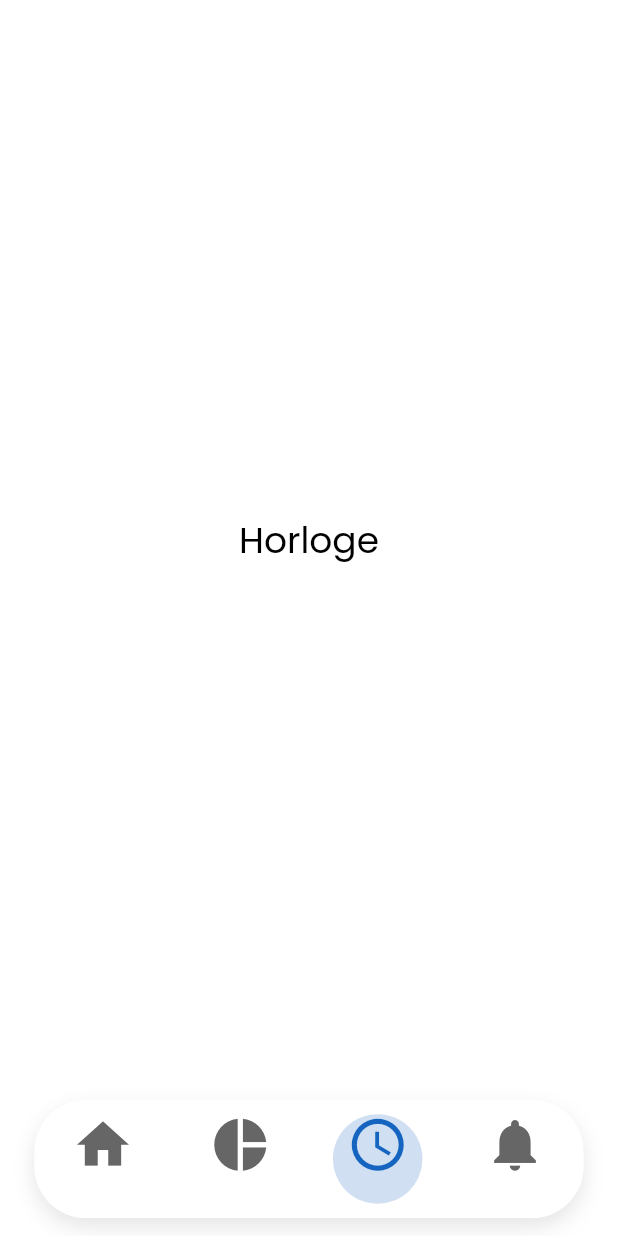
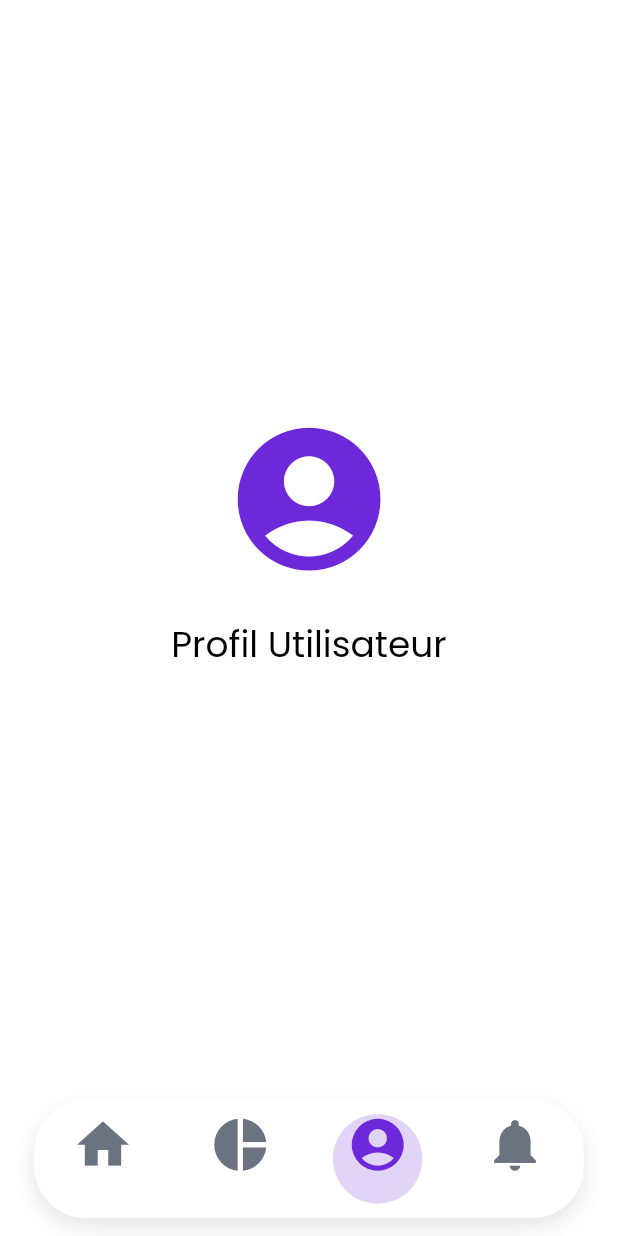
Before and after one commit to WassimBlilita7/Dz-Freelancer-Mobile, a Flutter app: the HomeScreen screen opened by its route, item 3 of the bottom bar chosen, on a phone screen of 412 x 824 dp. Run offline on Flutter 3.47's test engine with Material 3 defaults, Android fonts, the phone set to English and light mode, and no system bars; drawn by our look-alikes of flutter_animate; our stand-ins replace flex_color_scheme, flutter_screenutil, shared_preferences, smooth_page_indicator; accounts and stored records are empty; statements that could not run were skipped.

Commit message:
ajouter icon de utilisateur

```diff
--- a/lib/core/models/nav_item.dart
+++ b/lib/core/models/nav_item.dart
@@ -13,7 +13,7 @@ class NavItem {
     return [
       NavItem(icon: Icons.home, index: 0),
       NavItem(icon: Icons.pie_chart, index: 1),
-      NavItem(icon: Icons.access_time, index: 2),
+      NavItem(icon: Icons.account_circle, index: 2),
       NavItem(icon: Icons.notifications, index: 3),
     ];
   }
--- a/lib/core/themes/app_theme.dart
+++ b/lib/core/themes/app_theme.dart
@@ -4,7 +4,7 @@ import 'package:flutter/material.dart';
 class AppTheme {
   static ThemeData lightTheme() {
     return FlexThemeData.light(
-      scheme: FlexScheme.deepBlue,
+      scheme: FlexScheme.deepBlue, // Base pour les autres couleurs
       surfaceMode: FlexSurfaceMode.levelSurfacesLowScaffold,
       blendLevel: 7,
       appBarStyle: FlexAppBarStyle.primary,
@@ -19,8 +19,9 @@ class AppTheme {
       useMaterial3: true,
       swapLegacyOnMaterial3: true,
       // Personnalisation des couleurs spécifiques
-      primary: const Color(0xFF1565C0), // primaryBlue
-      secondary: const Color(0xFF666666), // textLightGrey pour les éléments non sélectionnés
+      primary: const Color(0xFF6D28D9), // Violet foncé pour les icônes sélectionnées
+      secondary: const Color(0xFF6B7280), // Gris pour les icônes non sélectionnées
+      surface: const Color(0xFFFFFFFF), // Fond blanc pour la navbar
       error: const Color(0xFFE74C3C), // errorRed
       fontFamily: 'Poppins',
     );
@@ -42,8 +43,9 @@ class AppTheme {
       useMaterial3: true,
       swapLegacyOnMaterial3: true,
       // Personnalisation des couleurs spécifiques
-      primary: const Color(0xFF1565C0), // primaryBlue
-      secondary: const Color(0xFF666666), // textLightGrey pour les éléments non sélectionnés
+      primary: const Color(0xFF6D28D9), // Violet foncé pour les icônes sélectionnées
+      secondary: const Color(0xFF6B7280), // Gris pour les icônes non sélectionnées
+      surface: const Color(0xFF1F2937), // Gris foncé pour le fond en mode sombre
       error: const Color(0xFFE74C3C), // errorRed
       fontFamily: 'Poppins',
     );
--- a/lib/core/widgets/animated_bottom_nav_bar.dart
+++ b/lib/core/widgets/animated_bottom_nav_bar.dart
@@ -19,7 +19,7 @@ class AnimatedBottomNavBar extends StatelessWidget {
       margin: EdgeInsets.symmetric(horizontal: 20.w, vertical: 10.h),
       padding: EdgeInsets.symmetric(vertical: 8.h),
       decoration: BoxDecoration(
-        color: Theme.of(context).navigationBarTheme.backgroundColor ?? Theme.of(context).colorScheme.surface,
+        color: Theme.of(context).colorScheme.surface, // Fond blanc ou gris foncé selon le thème
         borderRadius: BorderRadius.circular(30.r),
         boxShadow: [
           BoxShadow(
@@ -100,8 +100,8 @@ class _NavBarItemState extends State<NavBarItem> with SingleTickerProviderStateM
       widget.item.icon,
       size: 28.sp,
       color: widget.isSelected
-          ? Theme.of(context).colorScheme.primary
-          : Theme.of(context).colorScheme.secondary,
+          ? Theme.of(context).colorScheme.primary // Violet foncé pour l'icône sélectionnée
+          : Theme.of(context).colorScheme.secondary, // Gris pour les icônes non sélectionnées
     )
         .animate(controller: _controller)
         .scaleXY(
@@ -143,7 +143,7 @@ class _NavBarItemState extends State<NavBarItem> with SingleTickerProviderStateM
         height: 50.h,
         decoration: BoxDecoration(
           color: widget.isSelected
-              ? Theme.of(context).colorScheme.primary.withOpacity(0.2)
+              ? Theme.of(context).colorScheme.primary.withOpacity(0.2) // Fond violet clair pour l'élément sélectionné
               : Colors.transparent,
           shape: BoxShape.circle,
         ),
--- a/lib/features/home/views/home_screen.dart
+++ b/lib/features/home/views/home_screen.dart
@@ -5,9 +5,9 @@ import 'package:wassit_freelancer_dz_flutter/core/widgets/animated_bottom_nav_ba
 import 'package:wassit_freelancer_dz_flutter/features/home/controllers/home_controller.dart';
 import 'package:wassit_freelancer_dz_flutter/features/home/providers/home_provider.dart';
 import 'package:wassit_freelancer_dz_flutter/features/main/views/chart_tab.dart';
-import 'package:wassit_freelancer_dz_flutter/features/main/views/clock_tab.dart';
 import 'package:wassit_freelancer_dz_flutter/features/main/views/home_tab.dart';
 import 'package:wassit_freelancer_dz_flutter/features/main/views/notifications_tab.dart';
+import 'package:wassit_freelancer_dz_flutter/features/main/views/user_tab.dart';
 
 class HomeScreen extends StatefulWidget {
   const HomeScreen({super.key});
@@ -30,7 +30,7 @@ class _HomeScreenState extends State<HomeScreen> {
   final List<Widget> _tabs = const [
     HomeTab(),
     ChartTab(),
-    ClockTab(),
+    UserTab(), // Remplace ClockTab par UserTab
     NotificationsTab(),
   ];
 
--- /dev/null
+++ b/lib/features/main/views/user_tab.dart
@@ -0,0 +1,30 @@
+import 'package:flutter/material.dart';
+import 'package:flutter_animate/flutter_animate.dart';
+import 'package:flutter_screenutil/flutter_screenutil.dart';
+
+class UserTab extends StatelessWidget {
+  const UserTab({super.key});
+
+  @override
+  Widget build(BuildContext context) {
+    return Center(
+      child: Column(
+        mainAxisAlignment: MainAxisAlignment.center,
+        children: [
+          Icon(
+            Icons.account_circle,
+            size: 100.sp,
+            color: Theme.of(context).colorScheme.primary,
+          ).animate().fadeIn(duration: 600.ms),
+          SizedBox(height: 20.h),
+          Text(
+            'Profil Utilisateur',
+            style: Theme.of(context).textTheme.headlineSmall?.copyWith(
+              color: Theme.of(context).colorScheme.onSurface,
+            ),
+          ).animate().fadeIn(duration: 600.ms, delay: 200.ms),
+        ],
+      ),
+    );
+  }
+}
```
